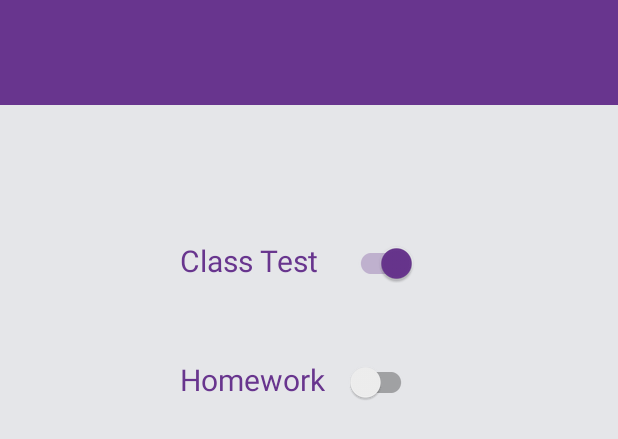
After one commit to HappySanz/EduAppTeacher, an Android app: the layout create_test_homework.xml on its own in the app's theme, with its tools: preview values and no code run, on a phone screen of 412 x 824 dp. The commit adds this screen. Shown: the top 439 px of the screen. Run offline under Robolectric (Android 15) with nearby library versions, the phone set to English and light mode, and no system bars; network calls fail.

Commit message:
Screen Design

```diff
--- a/app/src/main/AndroidManifest.xml
+++ b/app/src/main/AndroidManifest.xml
@@ -14,7 +14,7 @@
         android:roundIcon="@mipmap/ic_launcher_round"
         android:supportsRtl="true"
         android:theme="@style/AppFullScreenTheme">
-        <activity android:name=".activity.DashboardActivity">
+        <activity android:name=".activity.ReviewTestHomework">
             <intent-filter>
                 <action android:name="android.intent.action.MAIN" />
 
--- a/app/src/main/res/layout/activity_dashboard.xml
+++ b/app/src/main/res/layout/activity_dashboard.xml
@@ -3,7 +3,7 @@
     android:orientation="vertical"
     android:layout_width="match_parent"
     android:layout_height="match_parent"
-    android:background="#e5e6e9">
+    android:background="@color/background_grey">
     <RelativeLayout
         android:layout_width="match_parent"
         android:layout_height="80dp"
--- a/app/src/main/res/layout/activity_user_login.xml
+++ b/app/src/main/res/layout/activity_user_login.xml
@@ -12,7 +12,7 @@
 
     <EditText
         android:id="@+id/inputUsername"
-        android:layout_width="160dp"
+        android:layout_width="200dp"
         android:layout_height="40dp"
         android:background="@drawable/textcolorborder"
         android:hint="@string/user_name"
@@ -25,7 +25,7 @@
 
     <EditText
         android:id="@+id/inputPassword"
-        android:layout_width="160dp"
+        android:layout_width="200dp"
         android:layout_height="40dp"
         android:background="@drawable/textcolorborder"
         android:inputType="textPassword"
--- /dev/null
+++ b/app/src/main/res/layout/create_test_homework.xml
@@ -0,0 +1,56 @@
+<?xml version="1.0" encoding="utf-8"?>
+<LinearLayout xmlns:android="http://schemas.android.com/apk/res/android"
+    xmlns:tools="http://schemas.android.com/tools"
+    android:orientation="vertical"
+    android:layout_width="match_parent"
+    android:layout_height="match_parent">
+
+    <LinearLayout
+        android:layout_width="match_parent"
+        android:layout_height="70sp"
+        android:background="@color/appColor"/>
+
+    <LinearLayout
+        android:layout_width="match_parent"
+        android:layout_height="match_parent"
+        android:orientation="vertical"
+        android:background="@color/background_grey">
+
+        <TextView
+            android:layout_width="wrap_content"
+            android:layout_height="wrap_content"
+            android:layout_marginTop="90sp"
+            android:layout_marginLeft="120sp"
+            android:text="@string/class_t"
+            android:textSize="20sp"
+            android:textColor="@color/appColor" />
+
+        <android.support.v7.widget.SwitchCompat
+            android:id="@+id/switch_test"
+            android:layout_width="wrap_content"
+            android:layout_height="wrap_content"
+            android:layout_marginLeft="230sp"
+            android:layout_marginTop="-25sp"
+            android:checked="true"
+            android:theme="@style/MySwitchTheme"/>
+
+        <TextView
+            android:layout_width="wrap_content"
+            android:layout_height="wrap_content"
+            android:layout_marginTop="50sp"
+            android:layout_marginLeft="120sp"
+            android:text="@string/homework"
+            android:textSize="20sp"
+            android:textColor="@color/appColor"/>
+
+
+        <android.support.v7.widget.SwitchCompat
+            android:id="@+id/switch_homwork"
+            android:layout_width="wrap_content"
+            android:layout_height="wrap_content"
+            android:layout_marginLeft="230sp"
+            android:layout_marginTop="-25sp"
+            android:theme="@style/MySwitchTheme"/>
+
+    </LinearLayout>
+</LinearLayout>
--- a/app/src/main/res/layout/edit_profile.xml
+++ b/app/src/main/res/layout/edit_profile.xml
@@ -33,6 +33,7 @@
             android:layout_height="wrap_content"
             android:layout_centerInParent="true"
             android:hint="Kamal Raj"
+            android:textColorHint="@color/white"
             android:layout_below="@+id/image_profile_pic"
             android:layout_marginTop="20dp"
             android:textColor="@color/white"
@@ -46,6 +47,7 @@
             android:layout_centerInParent="true"
             android:layout_marginTop="5dp"
             android:hint="Professor"
+            android:textColorHint="@color/white"
             />
 
     </RelativeLayout>
--- a/app/src/main/res/values/colors.xml
+++ b/app/src/main/res/values/colors.xml
@@ -3,7 +3,7 @@
     <color name="colorPrimary">#3F51B5</color>
     <color name="colorPrimaryDark">#303F9F</color>
     <color name="colorAccent">#FF4081</color>
-    <color name="appColor">#583171</color>
+    <color name="appColor">#68358e</color>
     <color name="white">#ffffff</color>
     <color name="light_font">#85f4f4f4</color>
 
@@ -13,5 +13,7 @@
     <color name="transparent">#00000000</color>
     <color name="text_shadow">#000000</color>
 
+    <color name="background_grey">#e5e6e9</color>
+
 
 </resources>
--- a/app/src/main/res/values/strings.xml
+++ b/app/src/main/res/values/strings.xml
@@ -37,5 +37,10 @@
     <string name="address">Address</string>
     <string name="phone">Phone</string>
 
-
+    <!--Create or Review Test-->
+    <!---->
+    <string name="create">Create Class Test / Homework</string>
+    <string name="review">Review Class Test / Homework</string>
+    <string name="class_t">Class Test</string>
+    <string name="homework">Homework</string>
 </resources>
--- a/app/src/main/res/values/styles.xml
+++ b/app/src/main/res/values/styles.xml
@@ -17,4 +17,9 @@
 
     </style>
 
+    <style name="MySwitchTheme" parent="Theme.AppCompat.Light">
+        <item name="colorControlActivated">@color/appColor</item>
+
+    </style>
+
 </resources>
```
Also changed, not shown: app/src/main/java/com/palprotech/eduappteacher/activity/AttendanceActivity.java (added, +18 -0 lines), app/src/main/java/com/palprotech/eduappteacher/activity/CreateTestHomework.java (added, +17 -0 lines), app/src/main/java/com/palprotech/eduappteacher/activity/ProfileActivity.java (added, +20 -0 lines), app/src/main/java/com/palprotech/eduappteacher/activity/ReviewSelection.java (added, +19 -0 lines), app/src/main/java/com/palprotech/eduappteacher/activity/ReviewTestHomework.java (added, +19 -0 lines), app/src/main/res/animator/shade_anim.xml (added, +29 -0 lines), app/src/main/res/drawable/text_border_fill.xml (added, +10 -0 lines), app/src/main/res/layout/review_test_homework.xml (added, +56 -0 lines), app/src/main/res/layout/select_test_review.xml (added, +45 -0 lines).
